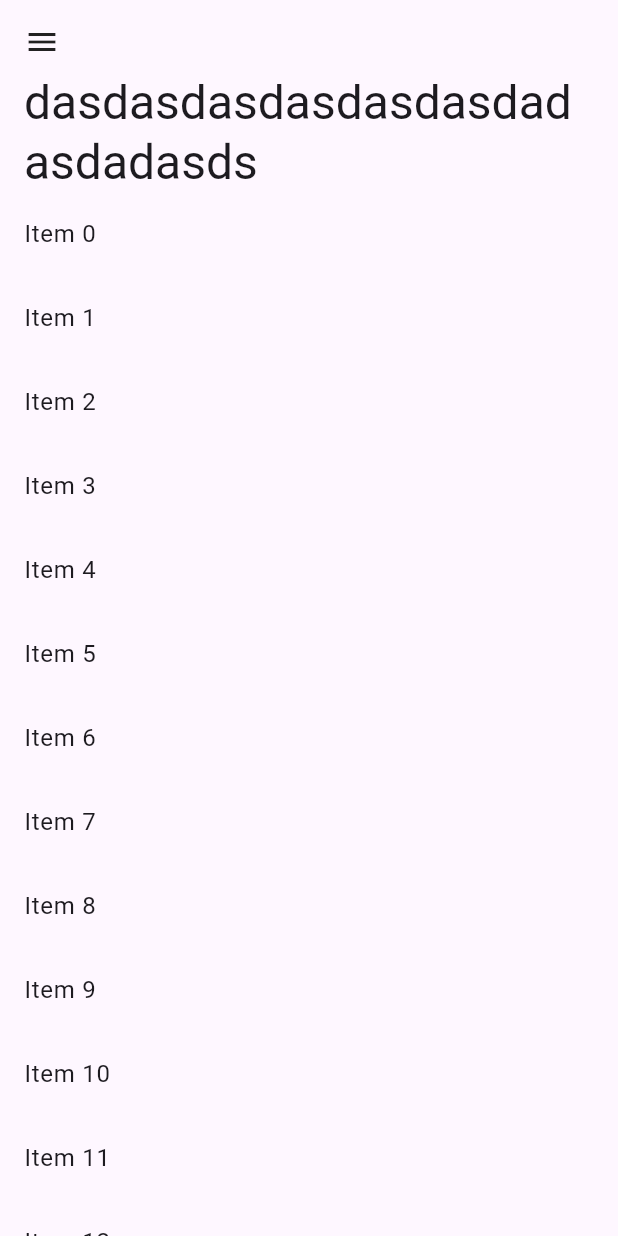
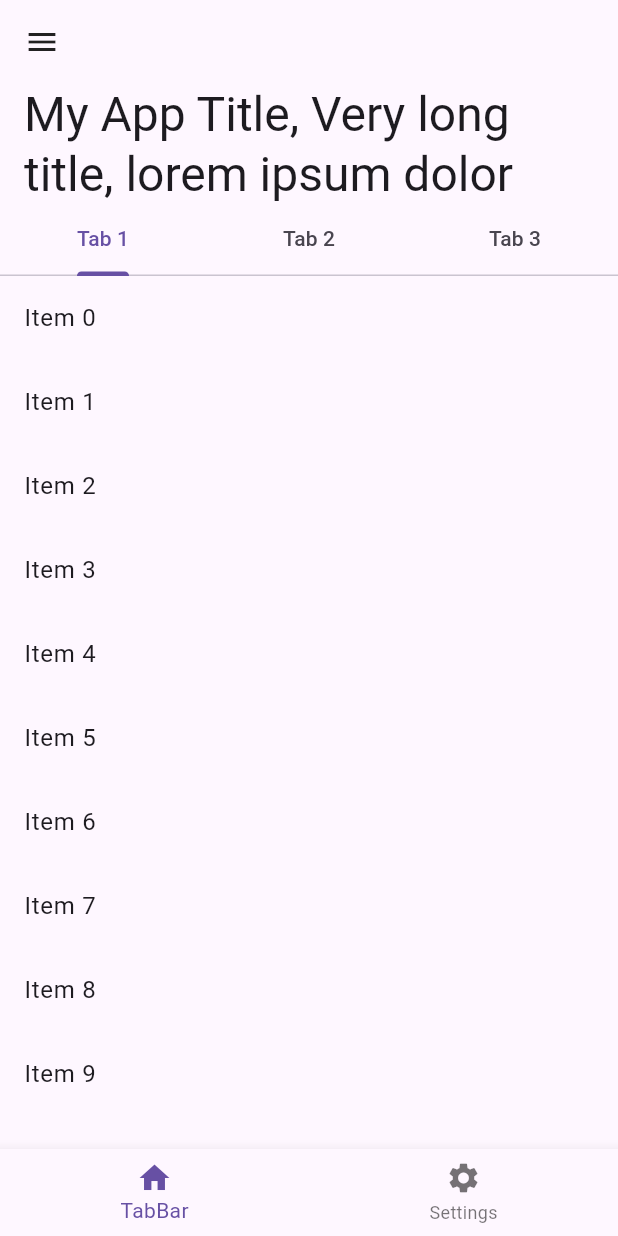
Before and after one commit to hawkkiller/pageheader, a Flutter app: the screen it shows after launch, on a phone screen of 412 x 824 dp. Run offline on Flutter 3.47's test engine with Material 3 defaults, Android fonts, the phone set to English and light mode, and no system bars.

Commit message:
Support dynamic title height

```diff
--- a/lib/main.dart
+++ b/lib/main.dart
@@ -1,33 +1,70 @@
-import 'package:flutter/cupertino.dart';
 import 'package:flutter/material.dart';
 import 'package:pageheader/page_header.dart';
-
-import 'pageheader_fork.dart' as pg;
 
 void main() {
   runApp(const MainApp());
 }
 
-class MainApp extends StatelessWidget {
+class MainApp extends StatefulWidget {
   const MainApp({super.key});
+
+  @override
+  State<MainApp> createState() => _MainAppState();
+}
+
+class _MainAppState extends State<MainApp> with SingleTickerProviderStateMixin {
+  late final tabController = TabController(length: 3, vsync: this);
+
+  int currentIndex = 0;
+  void onTap(int index) {
+    setState(() {
+      currentIndex = index;
+    });
+  }
 
   @override
   Widget build(BuildContext context) {
     return MaterialApp(
       home: Scaffold(
+        bottomNavigationBar: BottomNavigationBar(
+          onTap: onTap,
+          currentIndex: currentIndex,
+          items: const [
+            BottomNavigationBarItem(icon: Icon(Icons.home), label: 'TabBar'),
+            BottomNavigationBarItem(icon: Icon(Icons.settings), label: 'Settings'),
+          ],
+        ),
         body: SafeArea(
+          child: switch (currentIndex) {
+            0 => const _TabBarExample(),
+            _ => throw UnimplementedError('No widget for index $currentIndex'),
+          },
+        ),
+      ),
+    );
+  }
+}
+
+class _TabBarExample extends StatelessWidget {
+  const _TabBarExample();
+
+  @override
+  Widget build(BuildContext context) {
+    SliverAppBar;
+    return DefaultTabController(
+      length: 3,
       child: CustomScrollView(
         slivers: [
-              // pg.CupertinoSliverNavigationBar.search(
-              //   largeTitle: Text('My App Title'),
-              //   automaticallyImplyTitle: false,
-              //   searchField: CupertinoSearchTextField(),
+          // pg.CupertinoSliverNavigationBar(
+          //   largeTitle: const Text('My App Title, Very long title, lorem ipsum dolor'),
+          //   bottom: const TabBar(
+          //     tabs: [Tab(text: 'Tab 1'), Tab(text: 'Tab 2'), Tab(text: 'Tab 3')],
+          //   ),
           // ),
           PageHeader(
-                title: PreferredSize(
-                  preferredSize: Size.fromHeight(72),
-                  child: Text('My App Title dadsadsadasdasdasdasdasdasdasdadasdadasds'),
-                ),
+            title: 'My App Title, Very long title, lorem ipsum dolor',
+            bottom: TabBar(tabs: [Tab(text: 'Tab 1'), Tab(text: 'Tab 2'), Tab(text: 'Tab 3')]),
+            bottomMode: BottomMode.floating,
           ),
           SliverList.builder(
             itemBuilder: (context, index) {
@@ -37,8 +74,6 @@ class MainApp extends StatelessWidget {
           ),
         ],
       ),
-        ),
-      ),
     );
   }
 }
```
Also changed, not shown: lib/page_header.dart (+172 -18 lines). Lines whose indentation alone changed are shown as unchanged.
